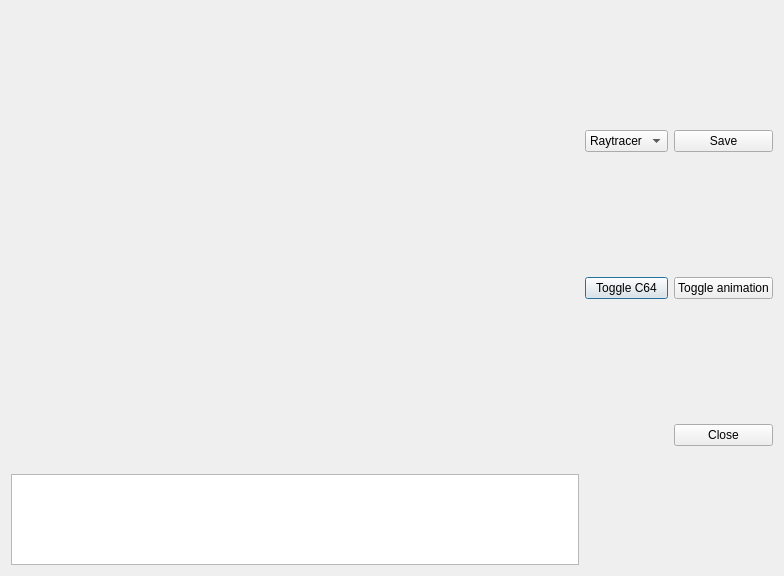
Qt form source/dialogeffects.ui (leuat/TRSE) before a commit.
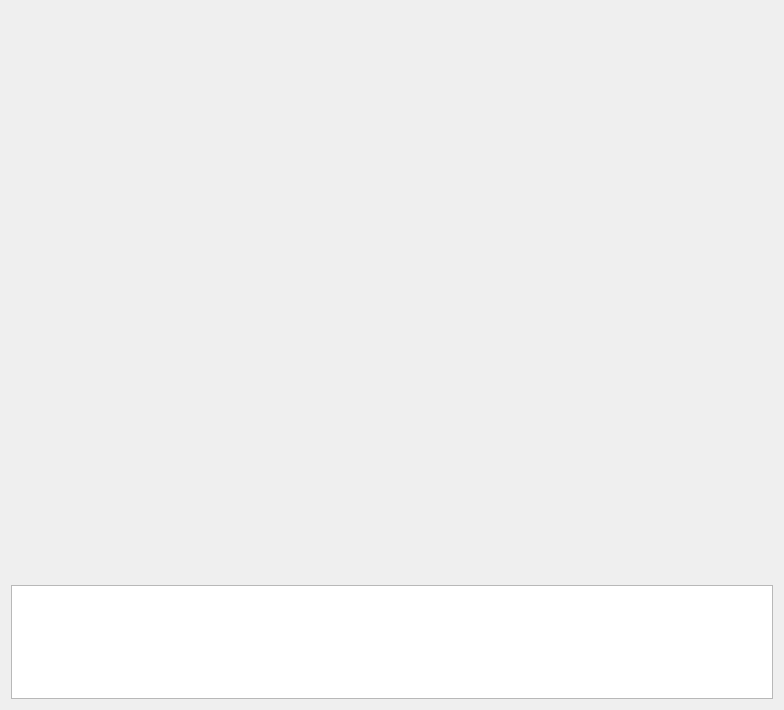
The same form after that commit.

Diff of the .ui file:
```diff
--- a/source/dialogeffects.ui
+++ b/source/dialogeffects.ui
@@ -7,7 +7,7 @@
     <x>0</x>
     <y>0</y>
     <width>784</width>
-    <height>576</height>
+    <height>710</height>
    </rect>
   </property>
   <property name="maximumSize">
@@ -21,10 +21,7 @@
   </property>
   <layout class="QGridLayout" name="gridLayout_2">
    <item row="0" column="0">
-    <layout class="QVBoxLayout" name="verticalLayout" stretch="1,10,2">
-     <item>
-      <layout class="QGridLayout" name="glParams"/>
-     </item>
+    <layout class="QVBoxLayout" name="verticalLayout" stretch="10,2">
      <item>
       <layout class="QHBoxLayout" name="horizontalLayout_2" stretch="2">
        <item>
@@ -44,59 +41,6 @@
      </item>
     </layout>
    </item>
-   <item row="0" column="1">
-    <layout class="QGridLayout" name="gridLayout">
-     <item row="0" column="0">
-      <widget class="QComboBox" name="comboBox">
-       <item>
-        <property name="text">
-         <string>Raytracer</string>
-        </property>
-       </item>
-       <item>
-        <property name="text">
-         <string>Twister</string>
-        </property>
-       </item>
-      </widget>
-     </item>
-     <item row="1" column="0">
-      <widget class="QPushButton" name="btnToggleC64">
-       <property name="text">
-        <string>Toggle C64</string>
-       </property>
-      </widget>
-     </item>
-     <item row="0" column="1">
-      <widget class="QPushButton" name="btnSave">
-       <property name="text">
-        <string>Save</string>
-       </property>
-      </widget>
-     </item>
-     <item row="1" column="1">
-      <widget class="QPushButton" name="btnToggleAnim">
-       <property name="text">
-        <string>Toggle animation</string>
-       </property>
-      </widget>
-     </item>
-     <item row="2" column="1">
-      <widget class="QPushButton" name="pushButton">
-       <property name="text">
-        <string>Close</string>
-       </property>
-      </widget>
-     </item>
-     <item row="2" column="0">
-      <widget class="QLabel" name="lblTime">
-       <property name="text">
-        <string/>
-       </property>
-      </widget>
-     </item>
-    </layout>
-   </item>
   </layout>
  </widget>
  <resources/>
```
Left out of the diff: 2 changed lines with no effect on the pictures.
